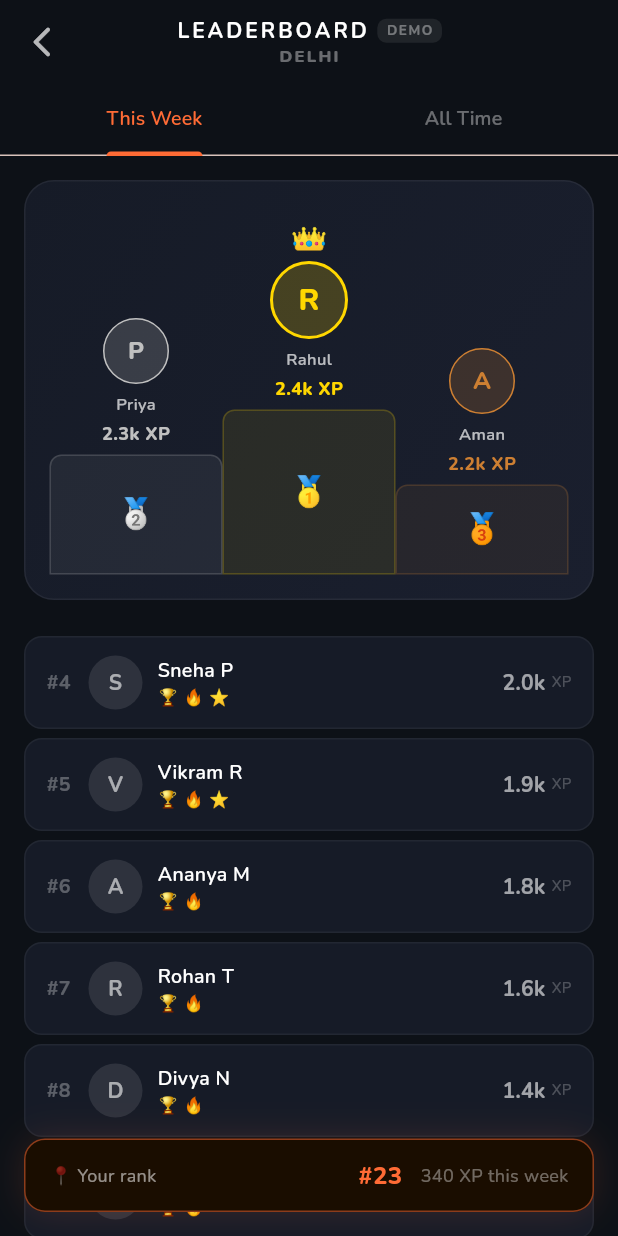
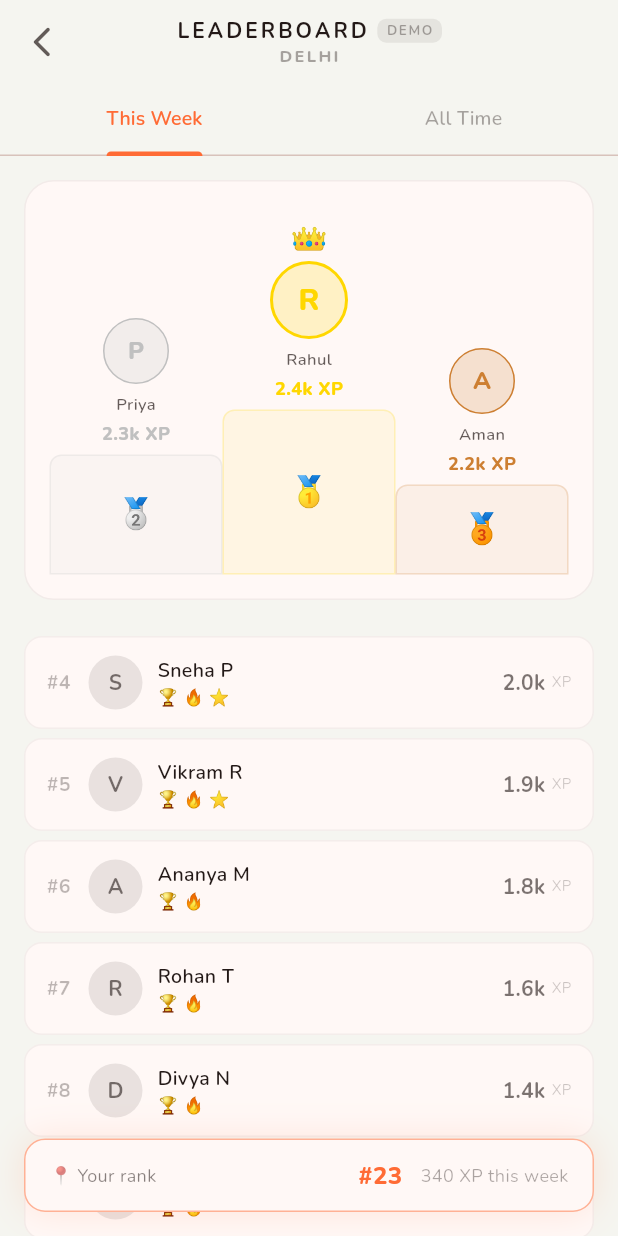
Before and after one commit to mitali-gautam05/GeoFood-Recommender, a Flutter app: the LeaderboardScreen screen opened by its route, on a phone screen of 412 x 824 dp. Run offline on Flutter 3.47's test engine with Material 3 defaults, Android fonts, the phone set to English and light mode, and no system bars; our stand-ins replace flutter_local_notifications, geolocator, google_fonts, shared_preferences; accounts and stored records are empty; network calls fail.

Commit message:
fix(leaderboard): handle partial data and make colors theme-aware

```diff
--- a/frontend/lib/screens/home/leaderboard_screen.dart
+++ b/frontend/lib/screens/home/leaderboard_screen.dart
@@ -1,9 +1,4 @@
 // lib/screens/home/leaderboard_screen.dart
-// CHANGES from previous version:
-//   • Fetches real data from /api/v1/leaderboard via ApiClient.getLeaderboard()
-//   • Falls back to mock data when backend returns empty (no clicks yet)
-//   • Shows "Live" badge when using real data, "Demo" when using mock
-//   • my_entry from backend drives the rank pin (no hardcoded rank 23)
 
 import 'package:flutter/material.dart';
 import 'package:provider/provider.dart';
@@ -94,7 +89,6 @@ class _LeaderboardScreenState extends State<LeaderboardScreen>
     final city     = provider.currentCity;
     final me       = provider.userName;
 
-    // Try real backend first
     final result = await ApiClient.getLeaderboard(
       city:     city,
       username: me,
@@ -103,7 +97,6 @@ class _LeaderboardScreenState extends State<LeaderboardScreen>
     if (!mounted) return;
 
     if (!result.isEmpty && result.entries.isNotEmpty) {
-      // ── Real data ─────────────────────────────────────────
       setState(() {
         _entries    = result.entries.map((e) => _fromApi(e, me)).toList();
         _myEntry    = result.myEntry != null
@@ -113,8 +106,6 @@ class _LeaderboardScreenState extends State<LeaderboardScreen>
         _loading    = false;
       });
     } else {
-      // ── Mock fallback ─────────────────────────────────────
-      // Small delay so the spinner feels intentional
       await Future.delayed(const Duration(milliseconds: 500));
       if (!mounted) return;
       setState(() {
@@ -135,14 +126,16 @@ class _LeaderboardScreenState extends State<LeaderboardScreen>
   @override
   Widget build(BuildContext context) {
     final city = context.read<PlacesProvider>().currentCity;
+    final cs = Theme.of(context).colorScheme;
+    final bg = Theme.of(context).scaffoldBackgroundColor;
 
     return Scaffold(
-      backgroundColor: const Color(0xFF0D1117),
+      backgroundColor: bg,
       appBar: AppBar(
-        backgroundColor: const Color(0xFF0D1117),
+        backgroundColor: bg,
         elevation: 0,
         leading: IconButton(
-          icon: const Icon(Icons.arrow_back_ios_new_rounded, color: Colors.white70),
+          icon: Icon(Icons.arrow_back_ios_new_rounded, color: cs.onSurface.withOpacity(0.7)),
           onPressed: () => Navigator.pop(context),
         ),
         title: Column(
@@ -150,20 +143,19 @@ class _LeaderboardScreenState extends State<LeaderboardScreen>
             Row(
               mainAxisSize: MainAxisSize.min,
               children: [
-                const Text('LEADERBOARD',
+                Text('LEADERBOARD',
                     style: TextStyle(
-                      color: Colors.white, fontSize: 14,
+                      color: cs.onSurface, fontSize: 14,
                       fontWeight: FontWeight.w700, letterSpacing: 2,
                     )),
                 const SizedBox(width: 6),
-                // Live / Demo badge
                 Container(
                   padding: const EdgeInsets.symmetric(
                       horizontal: 6, vertical: 2),
                   decoration: BoxDecoration(
                     color: _isLiveData
                         ? const Color(0xFF2ECC71).withOpacity(0.18)
-                        : Colors.white.withOpacity(0.08),
+                        : cs.onSurface.withOpacity(0.08),
                     borderRadius: BorderRadius.circular(6),
                   ),
                   child: Text(
@@ -171,7 +163,7 @@ class _LeaderboardScreenState extends State<LeaderboardScreen>
                     style: TextStyle(
                       color: _isLiveData
                           ? const Color(0xFF2ECC71)
-                          : Colors.white38,
+                          : cs.onSurface.withOpacity(0.38),
                       fontSize: 9, fontWeight: FontWeight.w700,
                       letterSpacing: 1,
                     ),
@@ -180,8 +172,8 @@ class _LeaderboardScreenState extends State<LeaderboardScreen>
               ],
             ),
             Text(city.toUpperCase(),
-                style: const TextStyle(
-                  color: Colors.white38, fontSize: 11, letterSpacing: 1.5,
+                style: TextStyle(
+                  color: cs.onSurface.withOpacity(0.38), fontSize: 11, letterSpacing: 1.5,
                 )),
           ],
         ),
@@ -190,7 +182,7 @@ class _LeaderboardScreenState extends State<LeaderboardScreen>
           controller: _tabs,
           indicatorColor:       const Color(0xFFFF6B35),
           labelColor:           const Color(0xFFFF6B35),
-          unselectedLabelColor: Colors.white38,
+          unselectedLabelColor: cs.onSurface.withOpacity(0.38),
           labelStyle: const TextStyle(
               fontSize: 13, fontWeight: FontWeight.w600),
           tabs: const [Tab(text: 'This Week'), Tab(text: 'All Time')],
@@ -219,25 +211,26 @@ class _LeaderboardScreenState extends State<LeaderboardScreen>
   }
 
   Widget _buildList({required bool weekly}) {
-    final top3 = _entries.take(3).toList();
-    final rest = _entries.skip(3).take(12).toList();
+    final cs = Theme.of(context).colorScheme;
+    final hasFullPodium = _entries.length >= 3;
+    final top3 = hasFullPodium ? _entries.take(3).toList() : <_LeaderEntry>[];
+    final rest = hasFullPodium ? _entries.skip(3).take(12).toList() : _entries;
 
     return ListView(
       padding: EdgeInsets.only(
         bottom: _myEntry != null && _myEntry!.rank > 10 ? 80 : 16,
       ),
       children: [
-        if (top3.length >= 3) _Podium(top3: top3, weekly: weekly),
+        if (hasFullPodium) _Podium(top3: top3, weekly: weekly),
         const SizedBox(height: 8),
         ...rest.map((e) => _LeaderRow(entry: e, weekly: weekly)),
-        // Demo note when using mock data
         if (!_isLiveData)
           Padding(
             padding: const EdgeInsets.fromLTRB(20, 12, 20, 0),
             child: Text(
               'Leaderboard fills up as people explore restaurants in ${ context.read<PlacesProvider>().currentCity}.',
               textAlign: TextAlign.center,
-              style: const TextStyle(color: Colors.white24, fontSize: 12),
+              style: TextStyle(color: cs.onSurface.withOpacity(0.24), fontSize: 12),
             ),
           ),
       ],
@@ -253,16 +246,14 @@ class _Podium extends StatelessWidget {
 
   @override
   Widget build(BuildContext context) {
+    final cs = Theme.of(context).colorScheme;
     return Container(
       margin: const EdgeInsets.all(16),
       padding: const EdgeInsets.fromLTRB(16, 24, 16, 16),
       decoration: BoxDecoration(
-        gradient: const LinearGradient(
-          begin: Alignment.topLeft, end: Alignment.bottomRight,
-          colors: [Color(0xFF161B27), Color(0xFF1A1F2E)],
-        ),
+        color: cs.surface,
         borderRadius: BorderRadius.circular(20),
-        border: Border.all(color: Colors.white.withOpacity(0.06)),
+        border: Border.all(color: cs.onSurface.withOpacity(0.06)),
       ),
       child: Row(
         crossAxisAlignment: CrossAxisAlignment.end,
@@ -293,6 +284,7 @@ class _PodiumItem extends StatelessWidget {
 
   @override
   Widget build(BuildContext context) {
+    final cs = Theme.of(context).colorScheme;
     final color = _colors[entry.rank - 1];
     final xp    = weekly ? entry.weeklyXp : entry.totalXp;
     return Column(
@@ -318,8 +310,8 @@ class _PodiumItem extends StatelessWidget {
         ),
         const SizedBox(height: 6),
         Text(entry.username.split(' ')[0],
-            style: const TextStyle(
-                color: Colors.white70, fontSize: 11,
+            style: TextStyle(
+                color: cs.onSurface.withOpacity(0.7), fontSize: 11,
                 fontWeight: FontWeight.w600)),
         const SizedBox(height: 2),
         Text('${(xp / 1000).toStringAsFixed(1)}k XP',
@@ -349,7 +341,6 @@ class _LeaderRow extends StatelessWidget {
   final bool weekly;
   const _LeaderRow({required this.entry, required this.weekly});
 
-  // Build badge emojis from badgeCount
   String get _badgeStr {
     const emojis = ['🏆','🔥','⭐','💎','🌍','🎯','🥇','🍛'];
     return emojis.take(entry.badgeCount).join(' ');
@@ -357,6 +348,7 @@ class _LeaderRow extends StatelessWidget {
 
   @override
   Widget build(BuildContext context) {
+    final cs = Theme.of(context).colorScheme;
     final xp = weekly ? entry.weeklyXp : entry.totalXp;
     return AnimatedContainer(
       duration: const Duration(milliseconds: 200),
@@ -365,12 +357,12 @@ class _LeaderRow extends StatelessWidget {
       decoration: BoxDecoration(
         color: entry.isYou
             ? const Color(0xFFFF6B35).withOpacity(0.1)
-            : const Color(0xFF161B27),
+            : cs.surface,
         borderRadius: BorderRadius.circular(12),
         border: Border.all(
           color: entry.isYou
               ? const Color(0xFFFF6B35).withOpacity(0.4)
-              : Colors.white.withOpacity(0.05),
+              : cs.onSurface.withOpacity(0.05),
           width: entry.isYou ? 1.5 : 1,
         ),
       ),
@@ -382,7 +374,7 @@ class _LeaderRow extends StatelessWidget {
                 style: TextStyle(
                   color: entry.isYou
                       ? const Color(0xFFFF6B35)
-                      : Colors.white30,
+                      : cs.onSurface.withOpacity(0.3),
                   fontSize: 13, fontWeight: FontWeight.w700,
                 )),
           ),
@@ -391,7 +383,7 @@ class _LeaderRow extends StatelessWidget {
             decoration: BoxDecoration(
               color: (entry.isYou
                   ? const Color(0xFFFF6B35)
-                  : Colors.white).withOpacity(0.1),
+                  : cs.onSurface).withOpacity(0.1),
               shape: BoxShape.circle,
             ),
             child: Center(
@@ -399,7 +391,7 @@ class _LeaderRow extends StatelessWidget {
                   style: TextStyle(
                     color: entry.isYou
                         ? const Color(0xFFFF6B35)
-                        : Colors.white60,
+                        : cs.onSurface.withOpacity(0.6),
                     fontWeight: FontWeight.w700, fontSize: 14,
                   )),
             ),
@@ -414,7 +406,7 @@ class _LeaderRow extends StatelessWidget {
                   style: TextStyle(
                     color: entry.isYou
                         ? const Color(0xFFFF6B35)
-                        : Colors.white,
+                        : cs.onSurface,
                     fontSize: 13, fontWeight: FontWeight.w600,
                   ),
                 ),
@@ -428,12 +420,12 @@ class _LeaderRow extends StatelessWidget {
               style: TextStyle(
                 color: entry.isYou
                     ? const Color(0xFFFF6B35)
-                    : Colors.white60,
+                    : cs.onSurface.withOpacity(0.6),
                 fontSize: 14, fontWeight: FontWeight.w700,
               )),
           const SizedBox(width: 4),
-          const Text('XP',
-              style: TextStyle(color: Colors.white24, fontSize: 10)),
+          Text('XP',
+              style: TextStyle(color: cs.onSurface.withOpacity(0.24), fontSize: 10)),
         ],
       ),
     );
@@ -447,11 +439,12 @@ class _MyRankPin extends StatelessWidget {
 
   @override
   Widget build(BuildContext context) {
+    final cs = Theme.of(context).colorScheme;
     return Container(
       margin:  const EdgeInsets.all(16),
       padding: const EdgeInsets.symmetric(horizontal: 16, vertical: 12),
       decoration: BoxDecoration(
-        color:        const Color(0xFF1A0D00),
+        color:        cs.surface,
         borderRadius: BorderRadius.circular(14),
         border: Border.all(
             color: const Color(0xFFFF6B35).withOpacity(0.5)),
@@ -463,8 +456,8 @@ class _MyRankPin extends StatelessWidget {
       ),
       child: Row(
         children: [
-          const Text('📍 Your rank',
-              style: TextStyle(color: Colors.white54, fontSize: 12)),
+          Text('📍 Your rank',
+              style: TextStyle(color: cs.onSurface.withOpacity(0.54), fontSize: 12)),
           const Spacer(),
           Text('#${entry.rank}',
               style: const TextStyle(
@@ -473,8 +466,8 @@ class _MyRankPin extends StatelessWidget {
               )),
           const SizedBox(width: 12),
           Text('${entry.weeklyXp} XP this week',
-              style: const TextStyle(
-                  color: Colors.white38, fontSize: 12)),
+              style: TextStyle(
+                  color: cs.onSurface.withOpacity(0.38), fontSize: 12)),
         ],
       ),
     );
```
